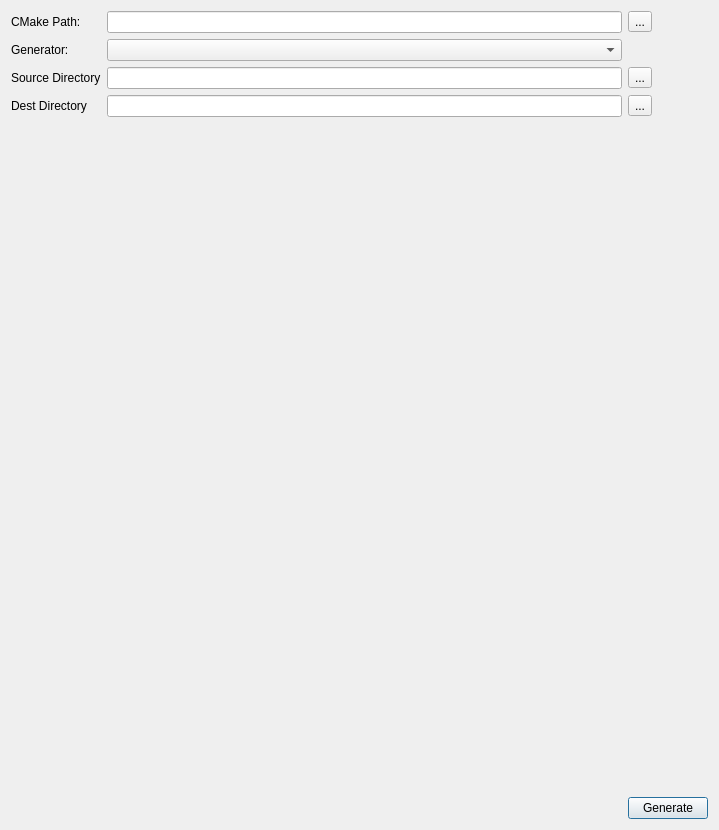
Old version of the form MainWindow/MainWindow.ui in the repository towel42-com/vsprojmaker.
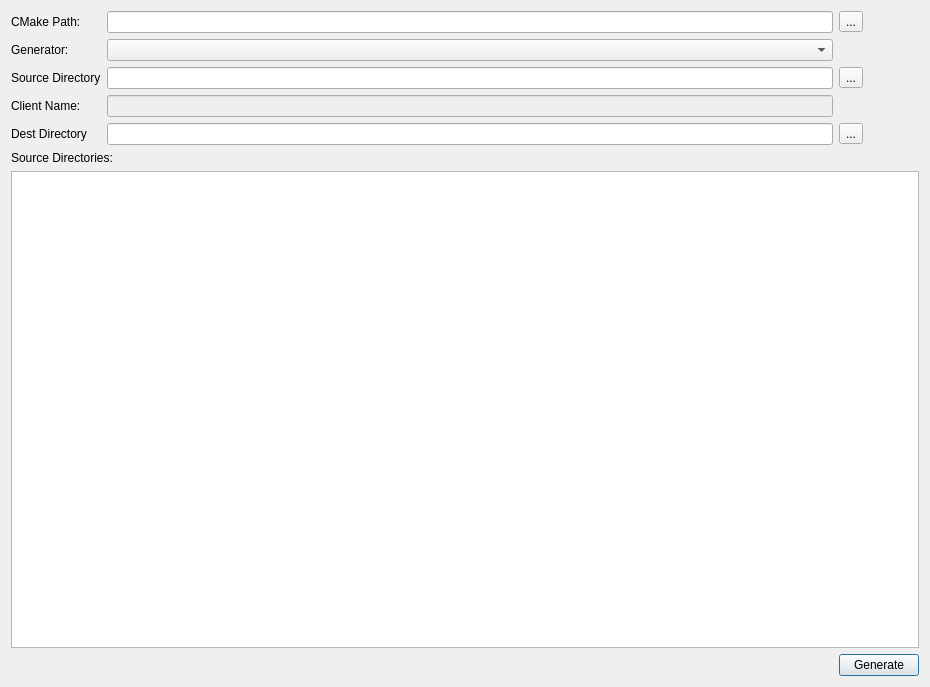
New version of the form.

```diff
--- a/MainWindow/MainWindow.ui
+++ b/MainWindow/MainWindow.ui
@@ -6,8 +6,8 @@
    <rect>
     <x>0</x>
     <y>0</y>
-    <width>719</width>
-    <height>830</height>
+    <width>930</width>
+    <height>687</height>
    </rect>
   </property>
   <property name="minimumSize">
@@ -20,35 +20,25 @@
    <string>Visual Studio Project Generator</string>
   </property>
   <layout class="QGridLayout" name="gridLayout">
-   <item row="0" column="2">
-    <widget class="QToolButton" name="cmakePathBtn">
+   <item row="4" column="2">
+    <widget class="QToolButton" name="destDirBtn">
      <property name="text">
       <string>...</string>
      </property>
     </widget>
    </item>
-   <item row="3" column="0">
-    <widget class="QLabel" name="label_4">
+   <item row="7" column="2">
+    <widget class="QPushButton" name="generateBtn">
      <property name="text">
-      <string>Dest Directory</string>
+      <string>Generate</string>
      </property>
     </widget>
    </item>
-   <item row="3" column="1">
+   <item row="4" column="1">
     <widget class="QLineEdit" name="destDir"/>
    </item>
-   <item row="0" column="0">
-    <widget class="QLabel" name="label">
-     <property name="text">
-      <string>CMake Path:</string>
-     </property>
-    </widget>
-   </item>
-   <item row="1" column="1">
-    <widget class="QComboBox" name="generator"/>
-   </item>
-   <item row="0" column="1">
-    <widget class="QLineEdit" name="cmakePath"/>
+   <item row="2" column="1">
+    <widget class="QLineEdit" name="sourceDir"/>
    </item>
    <item row="1" column="0">
     <widget class="QLabel" name="label_2">
@@ -57,33 +47,10 @@
      </property>
     </widget>
    </item>
-   <item row="2" column="1">
-    <widget class="QLineEdit" name="sourceDir"/>
-   </item>
-   <item row="2" column="2">
-    <widget class="QToolButton" name="sourceDirBtn">
+   <item row="0" column="0">
+    <widget class="QLabel" name="label">
      <property name="text">
-      <string>...</string>
-     </property>
-    </widget>
-   </item>
-   <item row="4" column="1">
-    <spacer name="verticalSpacer">
-     <property name="orientation">
-      <enum>Qt::Vertical</enum>
-     </property>
-     <property name="sizeHint" stdset="0">
-      <size>
-       <width>20</width>
-       <height>669</height>
-      </size>
-     </property>
-    </spacer>
-   </item>
-   <item row="3" column="2">
-    <widget class="QToolButton" name="destDirBtn">
-     <property name="text">
-      <string>...</string>
+      <string>CMake Path:</string>
      </property>
     </widget>
    </item>
@@ -94,14 +61,14 @@
      </property>
     </widget>
    </item>
-   <item row="5" column="2">
-    <widget class="QPushButton" name="generateBtn">
+   <item row="0" column="2">
+    <widget class="QToolButton" name="cmakePathBtn">
      <property name="text">
-      <string>Generate</string>
+      <string>...</string>
      </property>
     </widget>
    </item>
-   <item row="5" column="0" colspan="2">
+   <item row="7" column="0" colspan="2">
     <spacer name="horizontalSpacer">
      <property name="orientation">
       <enum>Qt::Horizontal</enum>
@@ -114,6 +81,53 @@
      </property>
     </spacer>
    </item>
+   <item row="4" column="0">
+    <widget class="QLabel" name="label_4">
+     <property name="text">
+      <string>Dest Directory</string>
+     </property>
+    </widget>
+   </item>
+   <item row="2" column="2">
+    <widget class="QToolButton" name="sourceDirBtn">
+     <property name="text">
+      <string>...</string>
+     </property>
+    </widget>
+   </item>
+   <item row="0" column="1">
+    <widget class="QLineEdit" name="cmakePath"/>
+   </item>
+   <item row="1" column="1">
+    <widget class="QComboBox" name="generator"/>
+   </item>
+   <item row="5" column="0" colspan="2">
+    <widget class="QLabel" name="label_5">
+     <property name="text">
+      <string>Source Directories:</string>
+     </property>
+    </widget>
+   </item>
+   <item row="6" column="0" colspan="3">
+    <widget class="QTreeView" name="sourceTree"/>
+   </item>
+   <item row="3" column="0">
+    <widget class="QLabel" name="label_6">
+     <property name="text">
+      <string>Client Name:</string>
+     </property>
+    </widget>
+   </item>
+   <item row="3" column="1">
+    <widget class="QLineEdit" name="clientName">
+     <property name="enabled">
+      <bool>false</bool>
+     </property>
+     <property name="readOnly">
+      <bool>true</bool>
+     </property>
+    </widget>
+   </item>
   </layout>
  </widget>
  <layoutdefault spacing="6" margin="11"/>
```
Left out of the diff: 1 changed line with no effect on the pictures.
